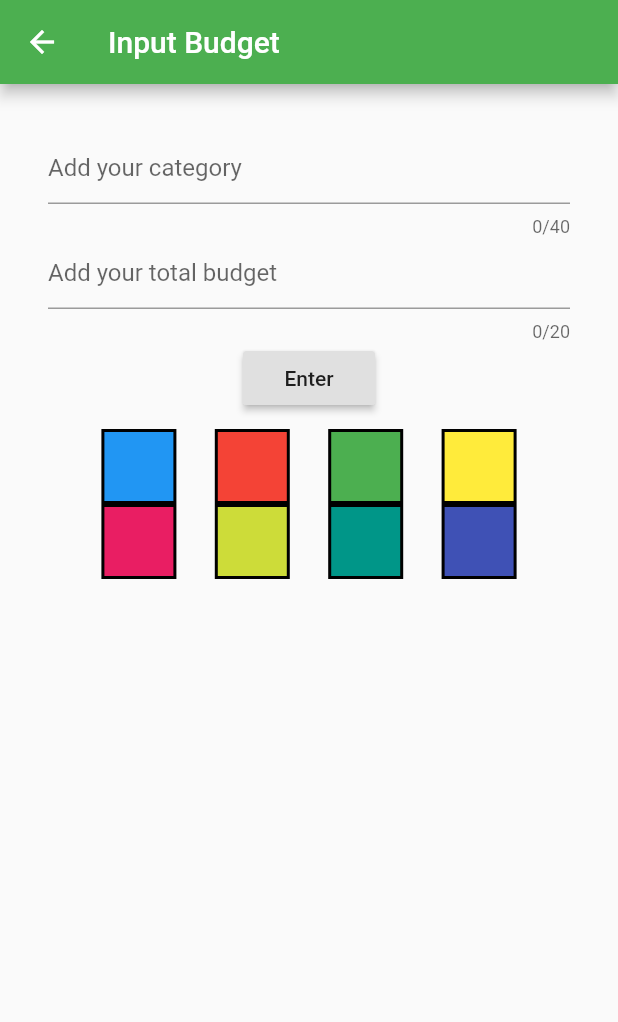
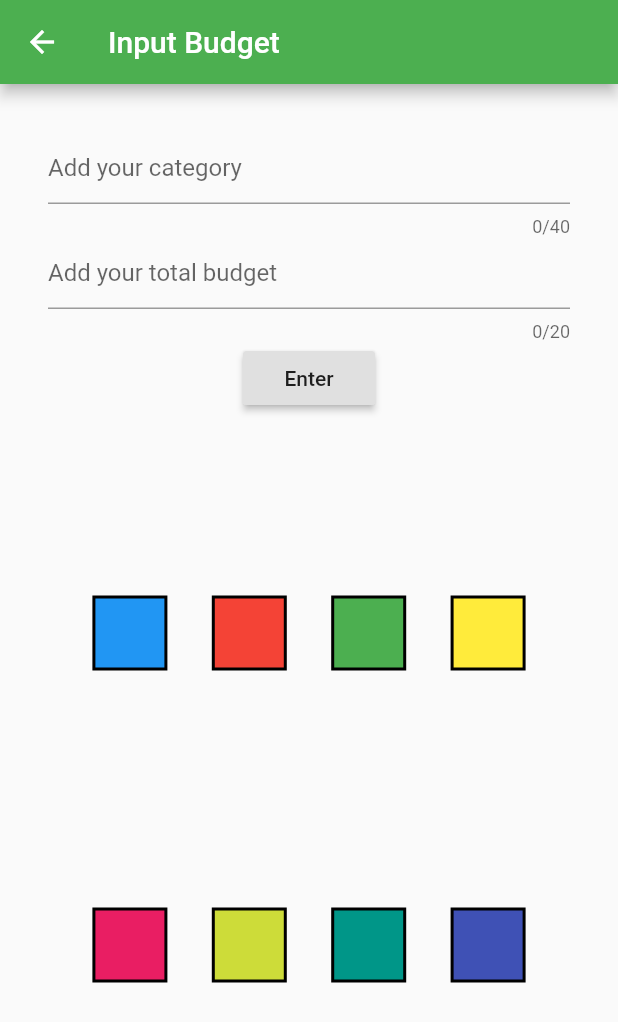
Before and after one commit to tisla002/MangageBudget---Mobile-App, a Flutter app: the AddBudgetPage screen opened directly, on a phone screen of 412 x 824 dp. Shown: the top 1022 px of the screen. Run offline on Flutter 3.47's test engine with Material 2 defaults, Android fonts, the phone set to English and light mode, and no system bars; our stand-ins replace charts_flutter, firebase_auth, firebase_database, google_sign_in; accounts and stored records are empty.

Commit message:
added color boxes in a better format

```diff
--- a/src/manage_budget/lib/budget_page.dart
+++ b/src/manage_budget/lib/budget_page.dart
@@ -234,6 +234,7 @@ class AddBudgetPage extends StatelessWidget {
                         maxLengthEnforced: true,
                         validator: (value) => value.isEmpty ? "Category cannot be empty you noob" : null,
                         onSaved: (value) => _new_category = value,
+//                        onEditingComplete: (value) _new_category = value,
                         onFieldSubmitted: (String str) {
                           //setState(() {
                           _new_category = str;
@@ -293,6 +294,125 @@ class _BudgetColorChoicesState extends State<BudgetColorChoices> {
 
   @override
   Widget build(BuildContext context) {
+    return new Column(
+      mainAxisAlignment: MainAxisAlignment.spaceAround,
+      children: <Widget> [
+        new Row( children: <Widget> [Container (height: 10.0,)] ),
+        new Row (
+              mainAxisAlignment: MainAxisAlignment.spaceEvenly,
+              children: <Widget>[
+          Container(
+          alignment: Alignment.centerRight,
+              height: 50.0, width: 50.0,
+              padding: EdgeInsets.all(16.0),
+              decoration: BoxDecoration(
+                  color: Colors.blue,
+                  border: Border.all(
+                    color: Colors.black,
+                    width: 2.0,
+                  )
+              )
+          ),
+          Container(
+            alignment: Alignment.centerRight,
+            height: 50.0, width: 50.0,
+            padding: EdgeInsets.all(16.0),
+            decoration: BoxDecoration(
+              color: Colors.red,
+              border: Border.all(
+                color: Colors.black,
+                width: 2.0,
+              )
+            )
+          ),
+          Container(
+            alignment: Alignment.centerRight,
+            height: 50.0, width: 50.0,
+            padding: EdgeInsets.all(16.0),
+            decoration: BoxDecoration(
+              color: Colors.green,
+              border: Border.all(
+                color: Colors.black,
+                width: 2.0,
+              )
+            )
+          ),
+          Container(
+            alignment: Alignment.centerRight,
+            height: 50.0, width: 50.0,
+            padding: EdgeInsets.all(16.0),
+            decoration: BoxDecoration(
+              color: Colors.yellow,
+              border: Border.all(
+                color: Colors.black,
+                width: 2.0,
+              )
+            )
+          ),
+
+        ]
+        ),
+        new Row( children: <Widget> [Container (height: 10.0,)] ),
+        new Row (
+            mainAxisAlignment: MainAxisAlignment.spaceEvenly,
+            children: <Widget>[
+              Container(
+                  alignment: Alignment.centerRight,
+                  height: 50.0, width: 50.0,
+                  padding: EdgeInsets.all(16.0),
+                  decoration: BoxDecoration(
+                      color: Colors.pink,
+                      border: Border.all(
+                        color: Colors.black,
+                        width: 2.0,
+                      )
+                  )
+              ),
+              Container(
+                  alignment: Alignment.centerRight,
+                  height: 50.0, width: 50.0,
+                  padding: EdgeInsets.all(16.0),
+                  decoration: BoxDecoration(
+                      color: Colors.lime,
+                      border: Border.all(
+                        color: Colors.black,
+                        width: 2.0,
+                      )
+                  )
+              ),
+              Container(
+                  alignment: Alignment.centerRight,
+                  height: 50.0, width: 50.0,
+                  padding: EdgeInsets.all(16.0),
+                  decoration: BoxDecoration(
+                      color: Colors.teal,
+                      border: Border.all(
+                        color: Colors.black,
+                        width: 2.0,
+                      )
+                  )
+              ),
+              Container(
+                  alignment: Alignment.centerRight,
+                  height: 50.0, width: 50.0,
+                  padding: EdgeInsets.all(16.0),
+                  decoration: BoxDecoration(
+                      color: Colors.indigo,
+                      border: Border.all(
+                        color: Colors.black,
+                        width: 2.0,
+                      )
+                  )
+              ),
+
+            ]
+        ),
+        new Row( children: <Widget> [Container (height: 10.0,)] ),
+    ]
+    );
+  }
+
+  /*Widget build(BuildContext context) {
     return ListView.builder(
         shrinkWrap: false,
         itemCount: colorPickerList.length ~/ 4,
@@ -375,11 +495,10 @@ class _BudgetColorChoicesState extends State<BudgetColorChoices> {
               ),
             ],
           );
-            i = i + 4;
         }
     );
 
-  }
+  }*/
 }
 void nothingEntered(BuildContext context) {
   var alertDialog = AlertDialog(
```
